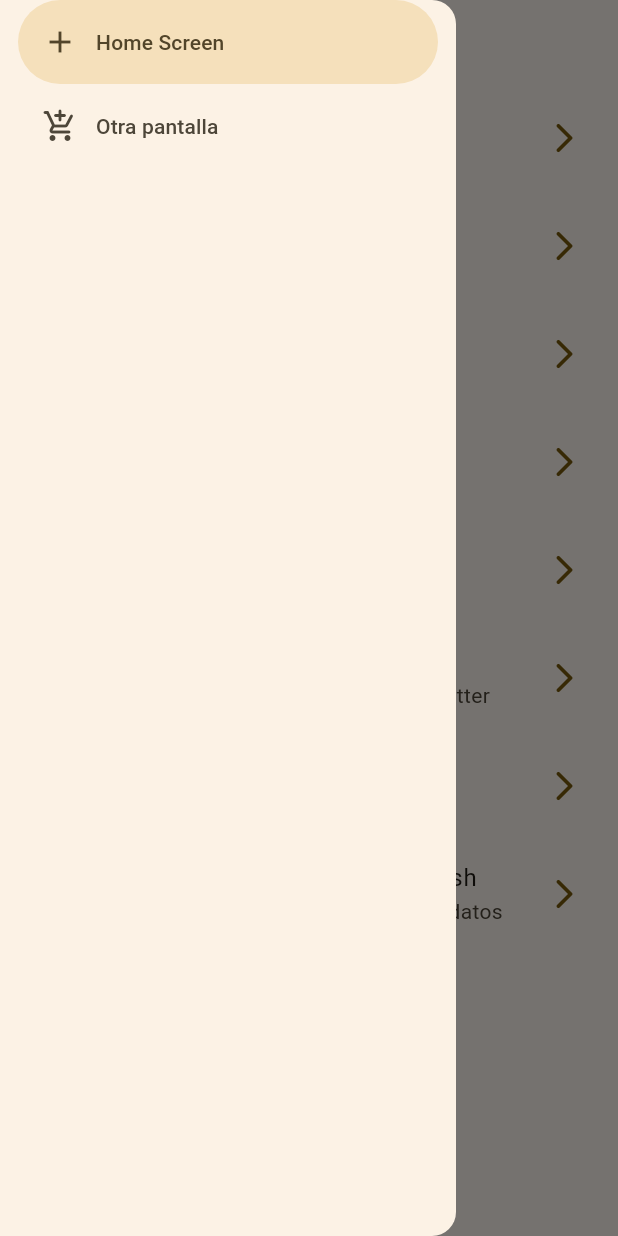
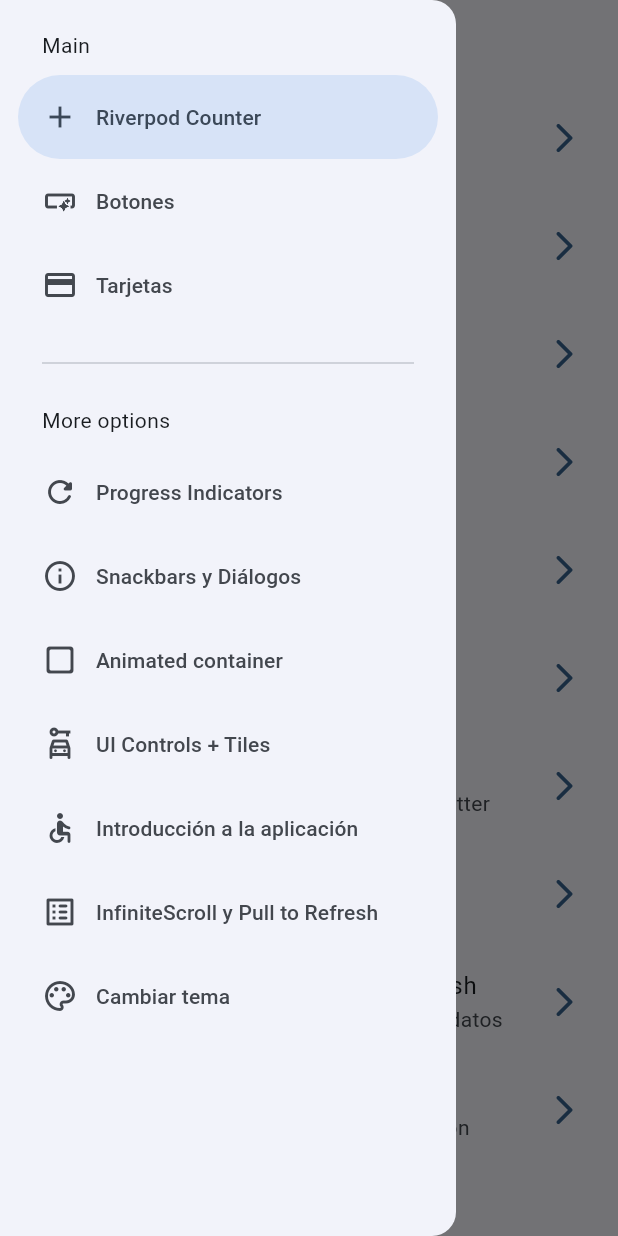
Before and after one commit to XChanitoX/widgets_app, a Flutter app: the screen it shows after launch, with the side drawer open, on a phone screen of 412 x 824 dp. Run offline on Flutter 3.47's test engine with Material 2 defaults, Android fonts, the phone set to English and light mode, and no system bars; our stand-ins replace animate_do, flutter_riverpod, go_router.

Commit message:
antes de state notifier

```diff
--- a/lib/config/menu/menu_items.dart
+++ b/lib/config/menu/menu_items.dart
@@ -14,6 +14,11 @@ class MenuItem {
 }
 
 const List<MenuItem> appMenuItems = [
+  MenuItem(
+      title: 'Riverpod Counter',
+      subTitle: 'Introduccion a riverpod',
+      link: '/counter-river',
+      icon: Icons.add),
   MenuItem(
       title: 'Botones',
       subTitle: 'Varios botones en Flutter',
@@ -54,4 +59,9 @@ const List<MenuItem> appMenuItems = [
       subTitle: 'Listas infinitas y recarga de datos',
       link: '/infinite',
       icon: Icons.list_alt_rounded),
+  MenuItem(
+      title: 'Cambiar tema',
+      subTitle: 'Cambiar tema de la aplicación',
+      link: '/theme-changer',
+      icon: Icons.color_lens_outlined),
 ];
--- a/lib/config/router/app_router.dart
+++ b/lib/config/router/app_router.dart
@@ -48,6 +48,16 @@ final appRouter = GoRouter(
       path: '/infinite',
       name: InfiniteScrollScreen.name,
       builder: (context, state) => const InfiniteScrollScreen(),
-    )
+    ),
+    GoRoute(
+      path: '/counter-river',
+      name: CounterScreen.name,
+      builder: (context, state) => const CounterScreen(),
+    ),
+    GoRoute(
+      path: '/theme-changer',
+      name: ThemeChangerScreen.name,
+      builder: (context, state) => const ThemeChangerScreen(),
+    ),
   ],
 );
--- a/lib/config/theme/app_theme.dart
+++ b/lib/config/theme/app_theme.dart
@@ -15,13 +15,15 @@ const List<Color> colorList = [
 
 class AppTheme {
   final int selectedColor;
+  final bool isDarkMode;
 
-  AppTheme({this.selectedColor = 0})
+  AppTheme({this.selectedColor = 0, this.isDarkMode = false})
       : assert(selectedColor >= 0 && selectedColor < colorList.length,
             'Invalid color index!');
 
   ThemeData getTheme() => ThemeData(
       useMaterial3: true,
+      brightness: isDarkMode ? Brightness.dark : Brightness.light,
       colorSchemeSeed: colorList[selectedColor],
       appBarTheme: const AppBarTheme(centerTitle: true));
 }
--- a/lib/main.dart
+++ b/lib/main.dart
@@ -1,21 +1,27 @@
 import 'package:flutter/material.dart';
+import 'package:flutter_riverpod/flutter_riverpod.dart';
 import 'package:widgets_app/config/router/app_router.dart';
 import 'package:widgets_app/config/theme/app_theme.dart';
+import 'package:widgets_app/presentation/providers/theme_provider.dart';
 
 void main() {
-  runApp(const MainApp());
+  runApp(const ProviderScope(child: MainApp()));
 }
 
-class MainApp extends StatelessWidget {
+class MainApp extends ConsumerWidget {
   const MainApp({super.key});
 
   @override
-  Widget build(BuildContext context) {
+  Widget build(BuildContext context, WidgetRef ref) {
+    final isDarkmode = ref.watch(isDarkmodeProvider);
+    final selectedColor = ref.watch(selectedColorProvider);
+
     return MaterialApp.router(
       title: 'Widgets App',
       routerConfig: appRouter,
       debugShowCheckedModeBanner: false,
-      theme: AppTheme(selectedColor: 7).getTheme(),
+      theme: AppTheme(selectedColor: selectedColor, isDarkMode: isDarkmode)
+          .getTheme(),
     );
   }
 }
--- /dev/null
+++ b/lib/presentation/providers/counter_provider.dart
@@ -0,0 +1,3 @@
+import 'package:flutter_riverpod/flutter_riverpod.dart';
+
+final counterProvider = StateProvider<int>((ref) => 5);
--- /dev/null
+++ b/lib/presentation/providers/theme_provider.dart
@@ -0,0 +1,11 @@
+import 'package:flutter_riverpod/flutter_riverpod.dart';
+import 'package:widgets_app/config/theme/app_theme.dart';
+
+// Un simple booleano para saber si esta en modo oscuro o no
+final isDarkmodeProvider = StateProvider<bool>((ref) => false);
+
+// Listado de colores inmutable
+final colorListProvider = Provider((ref) => colorList);
+
+// Un simple entero
+final selectedColorProvider = StateProvider<int>((ref) => 0);
--- a/lib/presentation/screens/home/home_screen.dart
+++ b/lib/presentation/screens/home/home_screen.dart
@@ -12,12 +12,17 @@ class HomeScreen extends StatelessWidget {
 
   @override
   Widget build(BuildContext context) {
+    final scaffoldKey = GlobalKey<ScaffoldState>();
+
     return Scaffold(
+      key: scaffoldKey,
       appBar: AppBar(
         title: const Text('Flutter + Material 3'),
       ),
       body: const _HomeView(),
-      drawer: const SideMenu(),
+      drawer: SideMenu(
+        scaffoldKey: scaffoldKey,
+      ),
     );
   }
 }
--- a/lib/presentation/screens/screens.dart
+++ b/lib/presentation/screens/screens.dart
@@ -2,8 +2,10 @@ export 'package:widgets_app/presentation/screens/animated/animated_screen.dart';
 export 'package:widgets_app/presentation/screens/app_tutorial/app_tutorial_screen.dart';
 export 'package:widgets_app/presentation/screens/buttons/buttons_screen.dart';
 export 'package:widgets_app/presentation/screens/cards/cards_screen.dart';
+export 'package:widgets_app/presentation/screens/counter/counter_screen.dart';
 export 'package:widgets_app/presentation/screens/home/home_screen.dart';
 export 'package:widgets_app/presentation/screens/infinite_scroll/infinite_scroll_screen.dart';
 export 'package:widgets_app/presentation/screens/progress/progress_screen.dart';
 export 'package:widgets_app/presentation/screens/snackbar/snackbar_screen.dart';
+export 'package:widgets_app/presentation/screens/theme_changer/theme_changer_screen.dart';
 export 'package:widgets_app/presentation/screens/ui_controls/ui_controls_screen.dart';
--- a/lib/presentation/widgets/side_menu.dart
+++ b/lib/presentation/widgets/side_menu.dart
@@ -1,7 +1,11 @@
 import 'package:flutter/material.dart';
+import 'package:go_router/go_router.dart';
+import 'package:widgets_app/config/menu/menu_items.dart';
 
 class SideMenu extends StatefulWidget {
-  const SideMenu({super.key});
+  final GlobalKey<ScaffoldState> scaffoldKey;
+
+  const SideMenu({super.key, required this.scaffoldKey});
 
   @override
   State<SideMenu> createState() => _SideMenuState();
@@ -12,19 +16,37 @@ class _SideMenuState extends State<SideMenu> {
 
   @override
   Widget build(BuildContext context) {
+    final hasNotch = MediaQuery.of(context).viewPadding.top > 35;
+
     return NavigationDrawer(
         selectedIndex: navDrawerIndex,
         onDestinationSelected: (value) {
           setState(() {
             navDrawerIndex = value;
           });
+
+          final menuItem = appMenuItems[value];
+          context.push(menuItem.link);
+          widget.scaffoldKey.currentState?.closeDrawer();
         },
-        children: const [
-          NavigationDrawerDestination(
-              icon: Icon(Icons.add), label: Text('Home Screen')),
-          NavigationDrawerDestination(
-              icon: Icon(Icons.add_shopping_cart_rounded),
-              label: Text('Otra pantalla')),
+        children: [
+          Padding(
+            padding: EdgeInsets.fromLTRB(28, hasNotch ? 0 : 20, 16, 10),
+            child: const Text('Main'),
+          ),
+          ...appMenuItems.sublist(0, 3).map((item) =>
+              NavigationDrawerDestination(
+                  icon: Icon(item.icon), label: Text(item.title))),
+          const Padding(
+            padding: EdgeInsets.fromLTRB(28, 16, 28, 10),
+            child: Divider(),
+          ),
+          const Padding(
+            padding: EdgeInsets.fromLTRB(28, 10, 16, 10),
+            child: Text('More options'),
+          ),
+          ...appMenuItems.sublist(3).map((item) => NavigationDrawerDestination(
+              icon: Icon(item.icon), label: Text(item.title))),
         ]);
   }
 }
--- a/pubspec.yaml
+++ b/pubspec.yaml
@@ -10,6 +10,7 @@ dependencies:
   animate_do: ^3.0.2
   flutter:
     sdk: flutter
+  flutter_riverpod: ^2.3.6
   go_router: ^9.0.0
 
 dev_dependencies:
```
Also changed, not shown: lib/presentation/screens/counter/counter_screen.dart (added, +47 -0 lines), lib/presentation/screens/theme_changer/theme_changer_screen.dart (added, +55 -0 lines), pubspec.lock.
